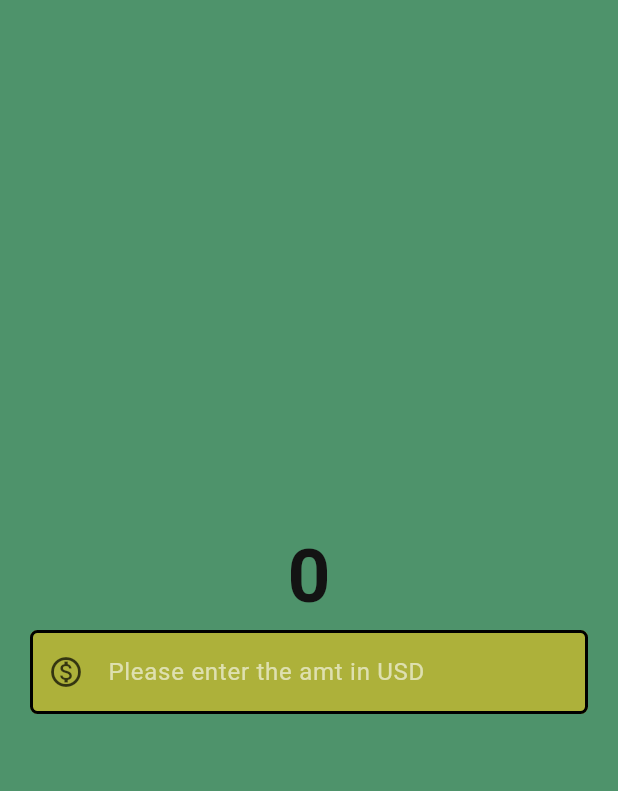
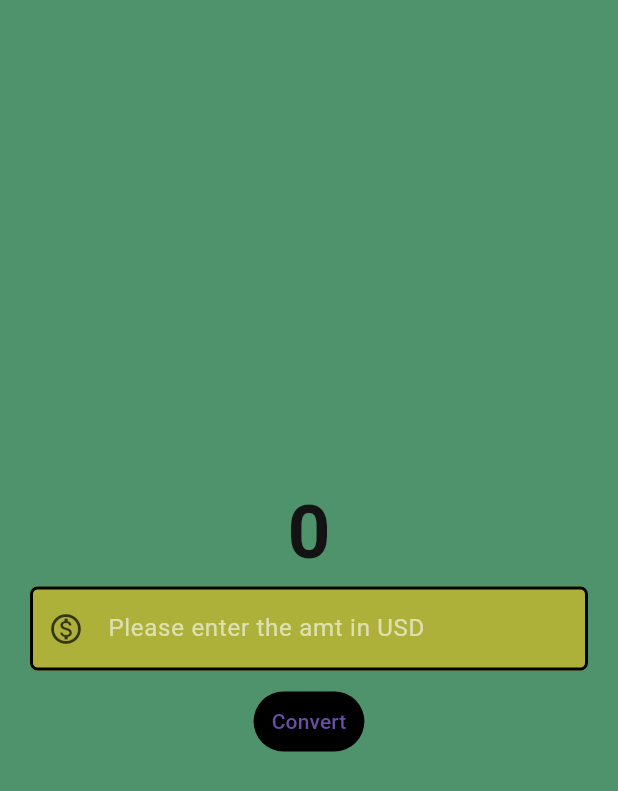
Before and after one commit to BIBINROYBJ/currency_converter_app, a Flutter app: the screen it shows after launch, on a phone screen of 412 x 824 dp. Shown: the top 791 px of the screen. Run offline on Flutter 3.47's test engine with Material 3 defaults, Android fonts, the phone set to English and light mode, and no system bars.

Commit message:
convert button

```diff
--- a/lib/currency_converter_material_page.dart
+++ b/lib/currency_converter_material_page.dart
@@ -1,4 +1,6 @@
+import 'package:flutter/foundation.dart';
 import 'package:flutter/material.dart';
+import 'package:flutter/widgets.dart';
 
 class CurrencyConverterMaterialPage extends StatelessWidget {
   const CurrencyConverterMaterialPage({super.key});
@@ -20,6 +22,7 @@ class CurrencyConverterMaterialPage extends StatelessWidget {
         child: Column(
           mainAxisAlignment: MainAxisAlignment.center,
           children: [
+            // CURRENCY DISPLAYED TO USER
             const Text(
               "0",
               style: TextStyle(
@@ -27,6 +30,8 @@ class CurrencyConverterMaterialPage extends StatelessWidget {
                   fontWeight: FontWeight.w700,
                   color: Color.fromARGB(255, 19, 19, 19)),
             ),
+
+            // TEXT INPUT BY USER
             Padding(
               padding: const EdgeInsets.only(left: 20.0, right: 20.0),
               child: TextField(
@@ -49,6 +54,22 @@ class CurrencyConverterMaterialPage extends StatelessWidget {
                     const TextInputType.numberWithOptions(decimal: true),
               ),
             ),
+            const SizedBox(
+              height: 10,
+            ),
+            // BUTTON TO CONVERT
+
+            TextButton(
+              onPressed: () {
+                if (kDebugMode) {
+                  print("button clicked");
+                }
+              },
+              style: const ButtonStyle(
+                backgroundColor: WidgetStatePropertyAll(Colors.black),
+              ),
+              child: const Text('Convert'),
+            ),
           ],
         ),
       ),
```
